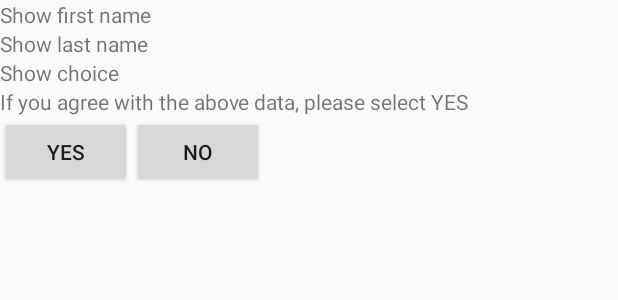
After one commit to MrBuggySan/VotingClient-BlockVote, an Android app: the layout fragment_ballot_confirmation.xml on its own in the app's theme, with its tools: preview values and no code run, on a phone screen of 412 x 824 dp. The commit adds this screen. Shown: the top 300 px of the screen. Run offline under Robolectric (Android 15) with nearby library versions, the light colour scheme and no system bars.

Commit message:
added BallotConfirmationFragment, next step is to send a POST to the server

```diff
--- a/app/src/main/res/layout/activity_election.xml
+++ b/app/src/main/res/layout/activity_election.xml
@@ -6,6 +6,7 @@
     android:layout_width="match_parent"
     android:layout_height="match_parent"
     android:layout_gravity="center_horizontal|top"
+    tools:context=".ElectionActivity"
     >
 
     <android.support.v7.widget.Toolbar
--- /dev/null
+++ b/app/src/main/res/layout/fragment_ballot_confirmation.xml
@@ -0,0 +1,51 @@
+<LinearLayout xmlns:android="http://schemas.android.com/apk/res/android"
+    xmlns:tools="http://schemas.android.com/tools"
+    android:layout_width="match_parent"
+    android:orientation="vertical"
+    android:layout_height="match_parent"
+    android:id="@+id/confirmation_container"
+    tools:context="com.blockvote.votingclient.BallotConfirmationFragment">
+
+
+
+    <TextView
+        android:layout_width="match_parent"
+        android:layout_height="wrap_content"
+        android:id="@+id/confirmation_firstname"
+        android:text="Show first name" />
+
+    <TextView
+        android:layout_width="match_parent"
+        android:layout_height="wrap_content"
+        android:id="@+id/confirmation_lastname"
+        android:text="Show last name" />
+
+    <TextView
+        android:layout_width="match_parent"
+        android:layout_height="wrap_content"
+        android:id="@+id/confirmation_choice"
+        android:text="Show choice" />
+
+    <TextView
+        android:layout_width="match_parent"
+        android:layout_height="wrap_content"
+        android:id="@+id/confirmation_blurb"
+        android:text="If you agree with the above data, please select YES" />
+
+    <LinearLayout
+        android:layout_width="match_parent"
+        android:layout_height="wrap_content"
+        android:orientation="horizontal">
+        <Button
+            android:text="YES"
+            android:layout_width="wrap_content"
+            android:layout_height="wrap_content"
+            android:id="@+id/confirmation_yes_button" />
+        <Button
+            android:text="NO"
+            android:layout_width="wrap_content"
+            android:layout_height="wrap_content"
+            android:id="@+id/confirmation_no_button" />
+    </LinearLayout>
+
+</LinearLayout>
```
Also changed, not shown: app/src/main/java/com/blockvote/votingclient/BallotConfirmationFragment.java (added, +125 -0 lines), app/src/main/java/com/blockvote/votingclient/ElectionActivity.java (+19 -5 lines).
